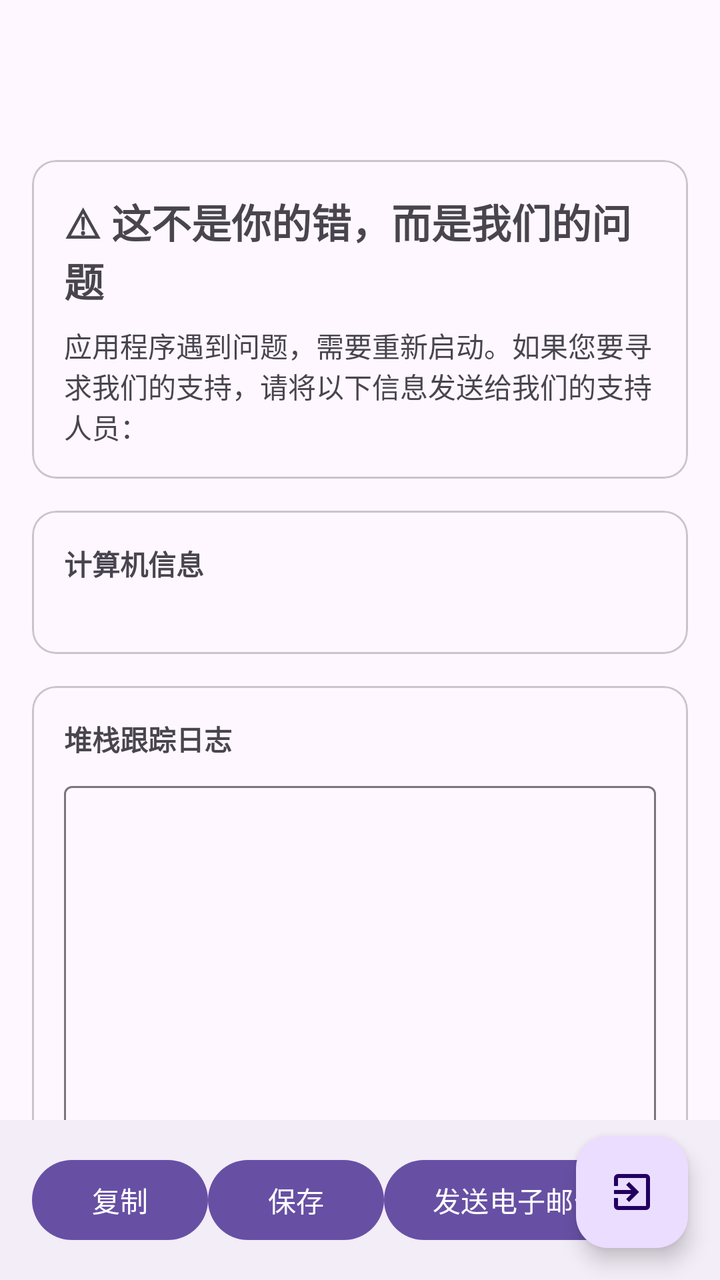
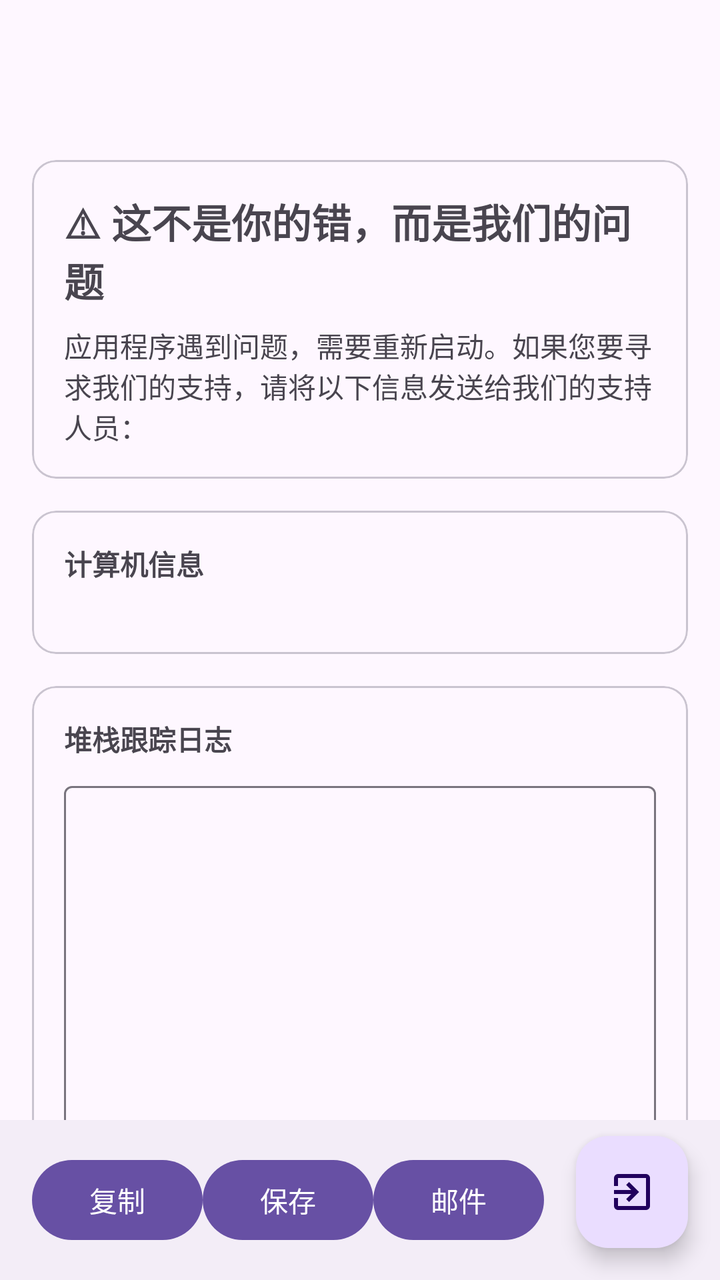

Before-and-after screenshots of an Android layout around one commit, followed by the original layout XML and the change that was made.
<!-- AndroidManifest.xml: application theme Theme.RecordMyLive -->
<!-- res/layout/activity_crash.xml -->
<?xml version="1.0" encoding="utf-8"?>
<androidx.coordinatorlayout.widget.CoordinatorLayout
    android:id="@+id/main"
    xmlns:android="http://schemas.android.com/apk/res/android"
    xmlns:app="http://schemas.android.com/apk/res-auto"
    android:layout_width="match_parent"
    android:layout_height="match_parent">

    <com.google.android.material.appbar.MaterialToolbar
        android:id="@+id/toolbar"
        android:layout_width="match_parent"
        android:layout_height="?attr/actionBarSize"
        android:title="Crash Report"/>

    <androidx.core.widget.NestedScrollView
        android:layout_width="match_parent"
        android:layout_height="match_parent"
        android:layout_marginTop="?attr/actionBarSize">

        <LinearLayout
            android:layout_width="match_parent"
            android:layout_height="wrap_content"
            android:orientation="vertical"
            android:padding="16dp">

            <com.google.android.material.card.MaterialCardView android:layout_height="wrap_content" android:layout_width="match_parent">

                <LinearLayout android:layout_height="wrap_content" android:layout_width="match_parent"
                    android:padding="16dp"
                    android:orientation="vertical">

                    <TextView android:layout_width="match_parent" android:layout_height="wrap_content"
                        android:text="⚠ 这不是你的错，而是我们的问题"
                        android:textStyle="bold"
                        android:textSize="20sp"/>

                    <TextView android:layout_width="match_parent" android:layout_height="wrap_content"
                        android:layout_marginTop="8dp"
                        android:text="应用程序遇到问题，需要重新启动。如果您要寻求我们的支持，请将以下信息发送给我们的支持人员："/>

                </LinearLayout>

            </com.google.android.material.card.MaterialCardView>

            <com.google.android.material.card.MaterialCardView android:layout_width="match_parent" android:layout_height="wrap_content"
                android:layout_marginTop="16dp">

                <LinearLayout android:layout_width="match_parent" android:layout_height="wrap_content"
                    android:padding="16dp"
                    android:orientation="vertical">

                    <TextView android:layout_width="match_parent" android:layout_height="wrap_content"
                        android:text="计算机信息"
                        android:textStyle="bold"/>

                    <TextView android:layout_width="match_parent" android:layout_height="wrap_content"
                        android:id="@+id/tvDevice"/>

                </LinearLayout>

            </com.google.android.material.card.MaterialCardView>

            <com.google.android.material.card.MaterialCardView android:layout_width="match_parent" android:layout_height="wrap_content"
                android:layout_marginTop="16dp">

                <LinearLayout android:layout_width="match_parent" android:layout_height="wrap_content"
                    android:padding="16dp"
                    android:orientation="vertical">

                    <TextView android:layout_width="match_parent" android:layout_height="wrap_content"
                        android:text="堆栈跟踪日志"
                        android:textStyle="bold"/>

                    <com.google.android.material.textfield.TextInputLayout android:layout_width="match_parent" android:layout_height="wrap_content"
                        android:layout_marginTop="8dp">

                        <com.google.android.material.textfield.TextInputEditText
                            android:id="@+id/etCrash"
                            android:layout_width="match_parent"
                            android:layout_height="300dp"
                            android:gravity="top|start"
                            android:inputType="textMultiLine"
                            android:textIsSelectable="true"
                            android:fontFamily="monospace"/>

                    </com.google.android.material.textfield.TextInputLayout>

                </LinearLayout>

            </com.google.android.material.card.MaterialCardView>

        </LinearLayout>

    </androidx.core.widget.NestedScrollView>

    <com.google.android.material.bottomappbar.BottomAppBar
        android:id="@+id/bottomBar"
        android:layout_width="match_parent"
        android:layout_height="wrap_content"
        android:layout_gravity="bottom"
        app:fabAlignmentMode="end">

        <LinearLayout
            android:layout_width="wrap_content"
            android:layout_height="match_parent">

            <Button android:layout_height="wrap_content" android:layout_width="wrap_content"
                android:id="@+id/btnCopy"
                android:text="复制"/>

            <Button android:layout_height="wrap_content" android:layout_width="wrap_content"
                android:id="@+id/btnSave"
                android:text="保存"/>

            <Button android:layout_height="wrap_content" android:layout_width="wrap_content"
                android:id="@+id/btnMail"
                android:text="发送电子邮件"/>

        </LinearLayout>

    </com.google.android.material.bottomappbar.BottomAppBar>

    <com.google.android.material.floatingactionbutton.ExtendedFloatingActionButton
        android:id="@+id/btnExit"
        app:icon="@drawable/baseline_exit_to_app_24px"
        android:layout_gravity="bottom|end"
        android:layout_margin="16dp" android:layout_height="wrap_content" android:layout_width="wrap_content"/>

</androidx.coordinatorlayout.widget.CoordinatorLayout>
<!-- resources referenced by this layout -->
<resources>
  <!-- drawable baseline_exit_to_app_24px (drawable) -->
  <vector xmlns:android="http://schemas.android.com/apk/res/android"
      android:width="24dp"
      android:height="24dp"
      android:viewportWidth="960"
      android:viewportHeight="960"
      android:tint="?attr/colorControlNormal"
      android:autoMirrored="true">
    <path
        android:fillColor="@android:color/white"
        android:pathData="M200,840Q167,840 143.5,816.5Q120,793 120,760L120,600L200,600L200,760Q200,760 200,760Q200,760 200,760L760,760Q760,760 760,760Q760,760 760,760L760,200Q760,200 760,200Q760,200 760,200L200,200Q200,200 200,200Q200,200 200,200L200,360L120,360L120,200Q120,167 143.5,143.5Q167,120 200,120L760,120Q793,120 816.5,143.5Q840,167 840,200L840,760Q840,793 816.5,816.5Q793,840 760,840L200,840ZM420,680L364,622L466,520L120,520L120,440L466,440L364,338L420,280L620,480L420,680Z"/>
  </vector>
  <style name="Theme.RecordMyLive" parent="Base.Theme.RecordMyLive" />
  <style name="Base.Theme.RecordMyLive" parent="Theme.Material3.DayNight.NoActionBar">
          
          
      </style>
</resources>

<!-- the commit's change to res/layout/activity_crash.xml (unified diff, before → after) -->
@@ -15,7 +15,8 @@
     <androidx.core.widget.NestedScrollView
         android:layout_width="match_parent"
         android:layout_height="match_parent"
-        android:layout_marginTop="?attr/actionBarSize">
+        android:layout_marginTop="?attr/actionBarSize"
+        android:layout_marginBottom="80dp">
 
         <LinearLayout
             android:layout_width="match_parent"
@@ -97,32 +98,36 @@
         android:id="@+id/bottomBar"
         android:layout_width="match_parent"
         android:layout_height="wrap_content"
-        android:layout_gravity="bottom"
-        app:fabAlignmentMode="end">
+        android:layout_gravity="bottom">
 
         <LinearLayout
-            android:layout_width="wrap_content"
-            android:layout_height="match_parent">
+            android:layout_width="match_parent"
+            android:layout_height="wrap_content"
+            android:paddingEnd="80dp">
 
-            <Button android:layout_height="wrap_content" android:layout_width="wrap_content"
+            <Button android:layout_height="wrap_content" android:layout_width="0dp"
+                android:layout_weight="1"
                 android:id="@+id/btnCopy"
                 android:text="复制"/>
 
-            <Button android:layout_height="wrap_content" android:layout_width="wrap_content"
+            <Button android:layout_height="wrap_content" android:layout_width="0dp"
+                android:layout_weight="1"
                 android:id="@+id/btnSave"
                 android:text="保存"/>
 
-            <Button android:layout_height="wrap_content" android:layout_width="wrap_content"
+            <Button android:layout_height="wrap_content" android:layout_width="0dp"
+                android:layout_weight="1"
                 android:id="@+id/btnMail"
-                android:text="发送电子邮件"/>
+                android:text="邮件"/>
 
         </LinearLayout>
 
     </com.google.android.material.bottomappbar.BottomAppBar>
 
-    <com.google.android.material.floatingactionbutton.ExtendedFloatingActionButton
+    <com.google.android.material.floatingactionbutton.FloatingActionButton
         android:id="@+id/btnExit"
-        app:icon="@drawable/baseline_exit_to_app_24px"
+        android:src="@drawable/baseline_exit_to_app_24px"
+        android:contentDescription="@string/crash_exit"
         android:layout_gravity="bottom|end"
         android:layout_margin="16dp" android:layout_height="wrap_content" android:layout_width="wrap_content"/>
 
<!-- resource entries referenced after the edit -->
@@ -12,6 +12,7 @@
         android:fillColor="@android:color/white"
         android:pathData="M200,840Q167,840 143.5,816.5Q120,793 120,760L120,600L200,600L200,760Q200,760 200,760Q200,760 200,760L760,760Q760,760 760,760Q760,760 760,760L760,200Q760,200 760,200Q760,200 760,200L200,200Q200,200 200,200Q200,200 200,200L200,360L120,360L120,200Q120,167 143.5,143.5Q167,120 200,120L760,120Q793,120 816.5,143.5Q840,167 840,200L840,760Q840,793 816.5,816.5Q793,840 760,840L200,840ZM420,680L364,622L466,520L120,520L120,440L466,440L364,338L420,280L620,480L420,680Z"/>
   </vector>
+  <string name="crash_exit">退出</string>
   <style name="Theme.RecordMyLive" parent="Base.Theme.RecordMyLive" />
   <style name="Base.Theme.RecordMyLive" parent="Theme.Material3.DayNight.NoActionBar">
           
